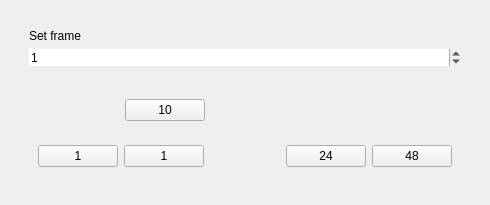
This is helga/maya/import_export/asset_manager/media/table_view_editor_framerange.ui in timmwagener/helga as Qt 5 draws it before an edit. The edited form follows.
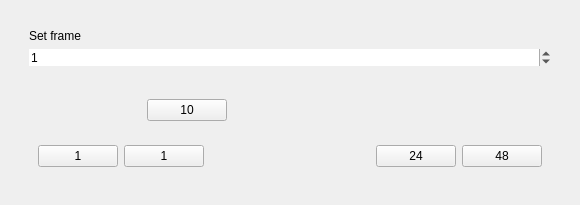
This is the edited form.

Commit message: Maya: 1. AssetManager: Changed global font settings (made it larger) and adjusted table_view_editor_framerange accordingly.

Patch:
```diff
--- a/helga/maya/import_export/asset_manager/media/table_view_editor_framerange.ui
+++ b/helga/maya/import_export/asset_manager/media/table_view_editor_framerange.ui
@@ -6,7 +6,7 @@
    <rect>
     <x>0</x>
     <y>0</y>
-    <width>486</width>
+    <width>556</width>
     <height>205</height>
    </rect>
   </property>
@@ -225,11 +225,17 @@
                <item>
                 <widget class="QWidget" name="wdgt_range_slider_left" native="true">
                  <property name="sizePolicy">
-                  <sizepolicy hsizetype="Preferred" vsizetype="Preferred">
+                  <sizepolicy hsizetype="Expanding" vsizetype="Preferred">
                    <horstretch>60</horstretch>
                    <verstretch>0</verstretch>
                   </sizepolicy>
                  </property>
+                 <property name="minimumSize">
+                  <size>
+                   <width>60</width>
+                   <height>0</height>
+                  </size>
+                 </property>
                 </widget>
                </item>
                <item>
@@ -251,11 +257,17 @@
                <item>
                 <widget class="QWidget" name="wdgt_range_slider_right" native="true">
                  <property name="sizePolicy">
-                  <sizepolicy hsizetype="Preferred" vsizetype="Preferred">
+                  <sizepolicy hsizetype="Expanding" vsizetype="Preferred">
                    <horstretch>30</horstretch>
                    <verstretch>0</verstretch>
                   </sizepolicy>
                  </property>
+                 <property name="minimumSize">
+                  <size>
+                   <width>30</width>
+                   <height>0</height>
+                  </size>
+                 </property>
                 </widget>
                </item>
               </layout>
```
The commit also changes 3 other files.
